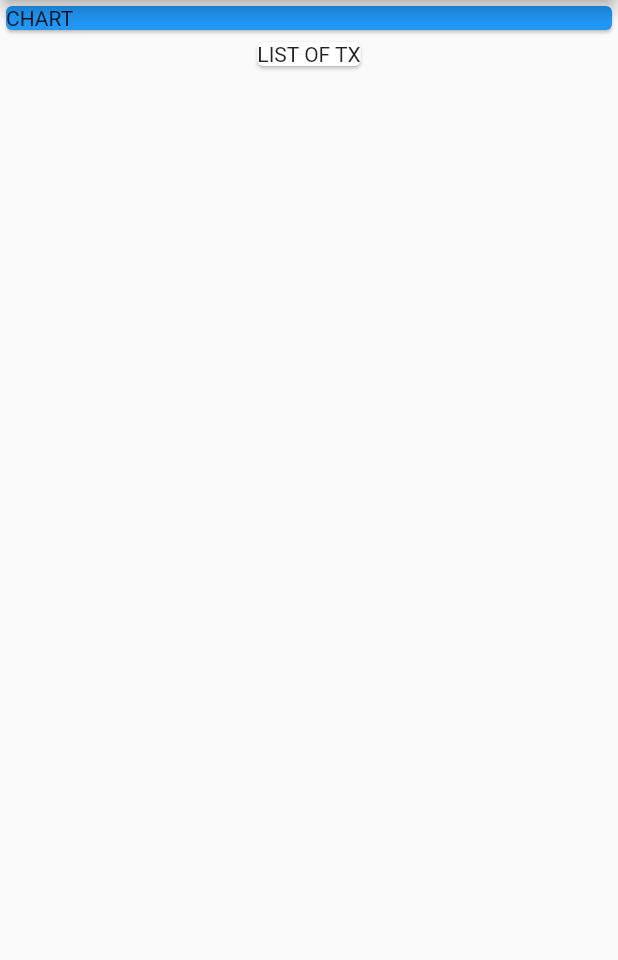
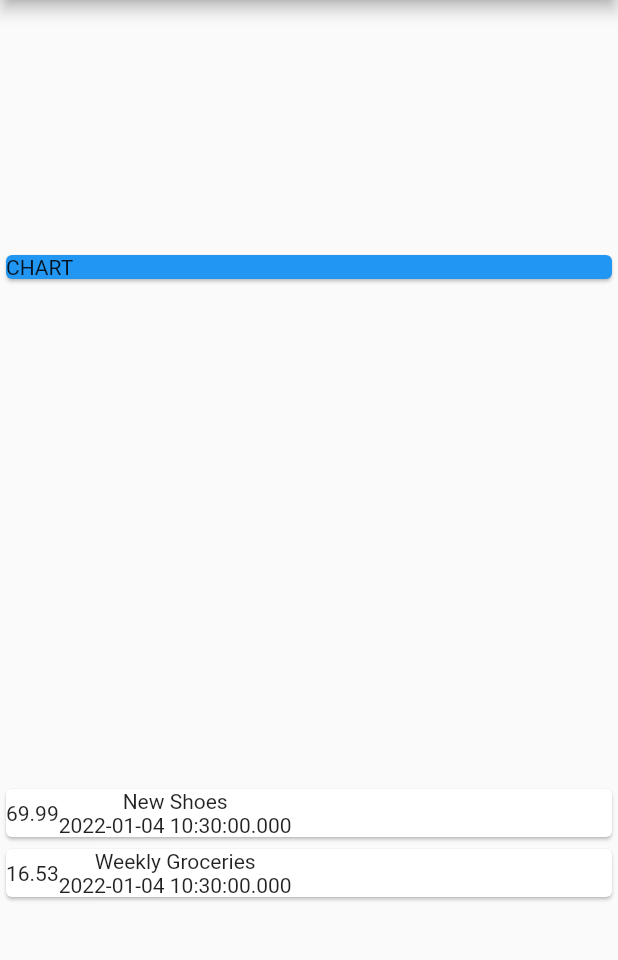
Before and after one commit to ahmetsarac/flutter-personal-expenses, a Flutter app: the screen it shows after launch, on a phone screen of 412 x 824 dp, the part 84-1044 px from its top. Run offline on Flutter 3.47's test engine with Material 2 defaults, Android fonts, the phone set to English and light mode, and no system bars.

Commit message:
Custom transaction item widget is created.

```diff
--- a/lib/main.dart
+++ b/lib/main.dart
@@ -38,6 +38,8 @@ class HomePage extends StatelessWidget {
         title: Text('Personal Expenses'),
       ),
       body: Column(
+        mainAxisAlignment: MainAxisAlignment.spaceAround,
+        crossAxisAlignment: CrossAxisAlignment.stretch,
         children: [
           Container(
             width: double.infinity,
@@ -46,9 +48,22 @@ class HomePage extends StatelessWidget {
               child: Text('CHART'),
             ),
           ),
-          Card(
-            child: Text('LIST OF TX'),
-          )
+          Column(
+            children: transactions.map((tx) {
+              return Card(
+                child: Row(
+                  children: [
+                    Container(
+                      child: Text(tx.amount.toString()),
+                    ),
+                    Column(
+                      children: [Text(tx.title), Text(tx.date.toString())],
+                    )
+                  ],
+                ),
+              );
+            }).toList(),
+          ),
         ],
       ),
     );
```
